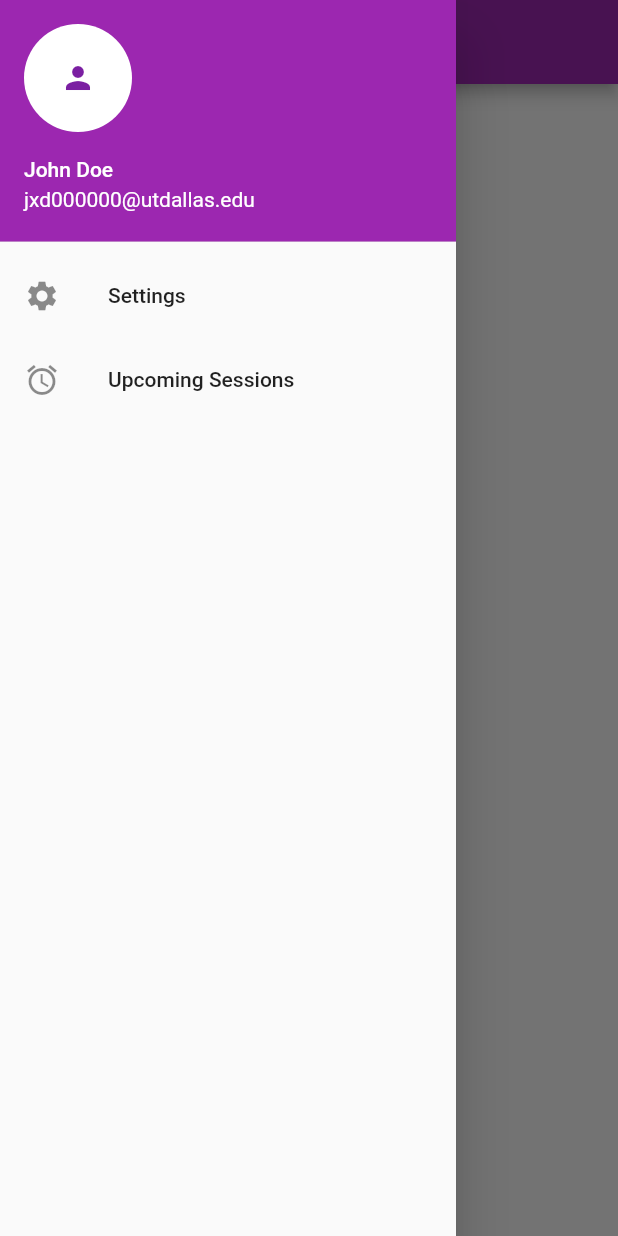
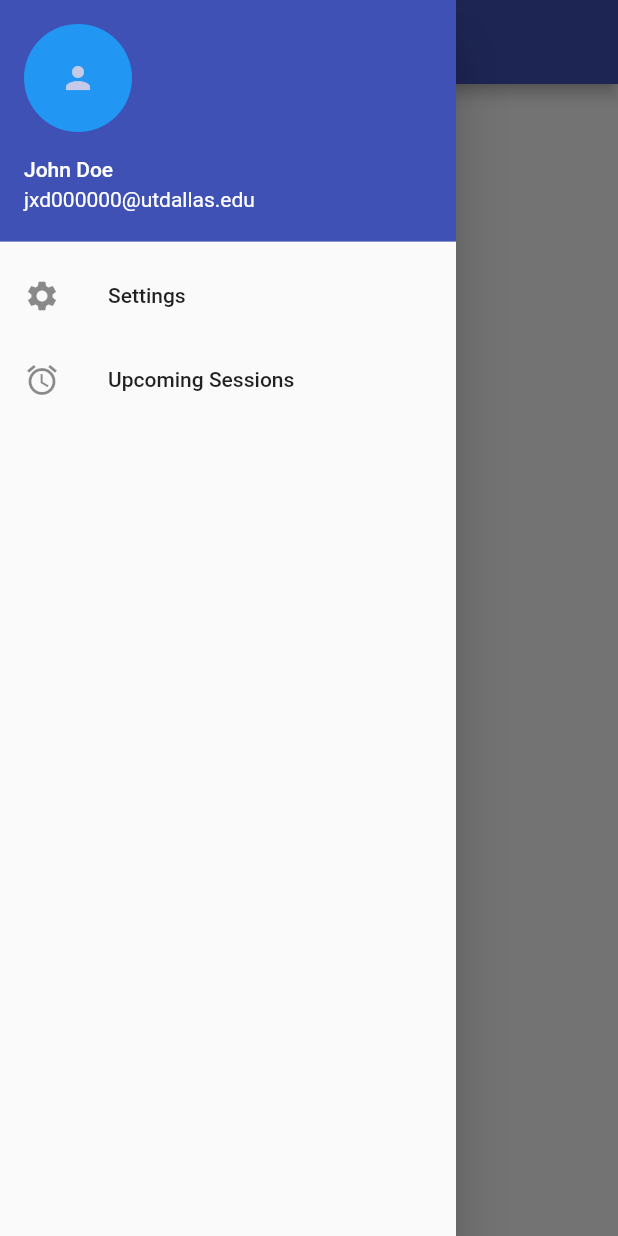
Before and after one commit to acm-projects/studymates, a Flutter app: the screen it shows after launch, with the side drawer open, on a phone screen of 412 x 824 dp. Run offline on Flutter 3.47's test engine with Material 2 defaults, Android fonts, the phone set to English and light mode, and no system bars.

Commit message:
Fix colors
backgroundColor is primaryColor for now. does not look to great but we will need to look into it
more later

```diff
--- a/lib/main.dart
+++ b/lib/main.dart
@@ -18,7 +18,7 @@ class MyApp extends StatelessWidget {
         // or simply save your changes to "hot reload" in a Flutter IDE).
         // Notice that the counter didn't reset back to zero; the application
         // is not restarted.
-        primarySwatch: Colors.purple,
+        primarySwatch: Colors.indigo,
       ),
       home: Scaffold(
         appBar: AppBar(
@@ -31,7 +31,7 @@ class MyApp extends StatelessWidget {
                 accountName: Text("John Doe"),
                 accountEmail: Text("jxd000000@utdallas.edu"),
                 currentAccountPicture: CircleAvatar(
-                  backgroundColor: Theme.of(context).cardColor, // not sure if cardcolor is right for this?
+                  backgroundColor: Theme.of(context).primaryColor, // not sure if cardcolor is right for this?
                   child: Icon(Icons.person),
                 ),
               ),
```
